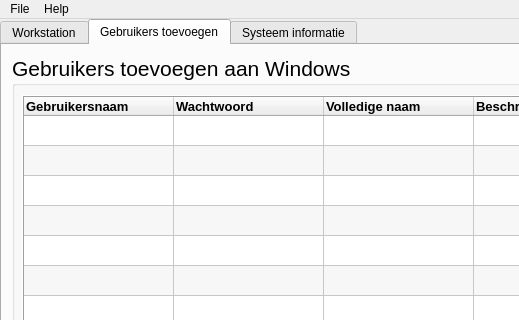
Old version of the form src/resources/ui/main_window.ui in the repository jebr/windows-deployment-tool; both pictures show x 0 to 519 and y 0 to 320 of the 906 by 884 pixel window.
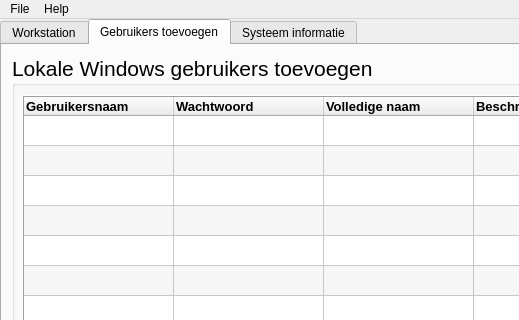
New version of the form. The open tabs and pages were chosen to show the change. Icons and pictures are not drawn.

Diff of the .ui file:
```diff
--- a/src/resources/ui/main_window.ui
+++ b/src/resources/ui/main_window.ui
@@ -1314,7 +1314,7 @@
        </font>
       </property>
       <property name="title">
-       <string>Gebruikers toevoegen aan Windows</string>
+       <string>Lokale Windows gebruikers toevoegen</string>
       </property>
       <widget class="QTableWidget" name="tableWidget_add_users">
        <property name="enabled">
```
Left out of the diff: 6 changed lines with no effect on the pictures.
